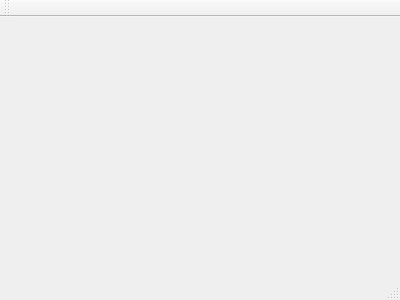
This is src/eq2/mainwindow.ui in ZulusK/orchestrix as Qt 5 draws it before an edit. The edited form follows.
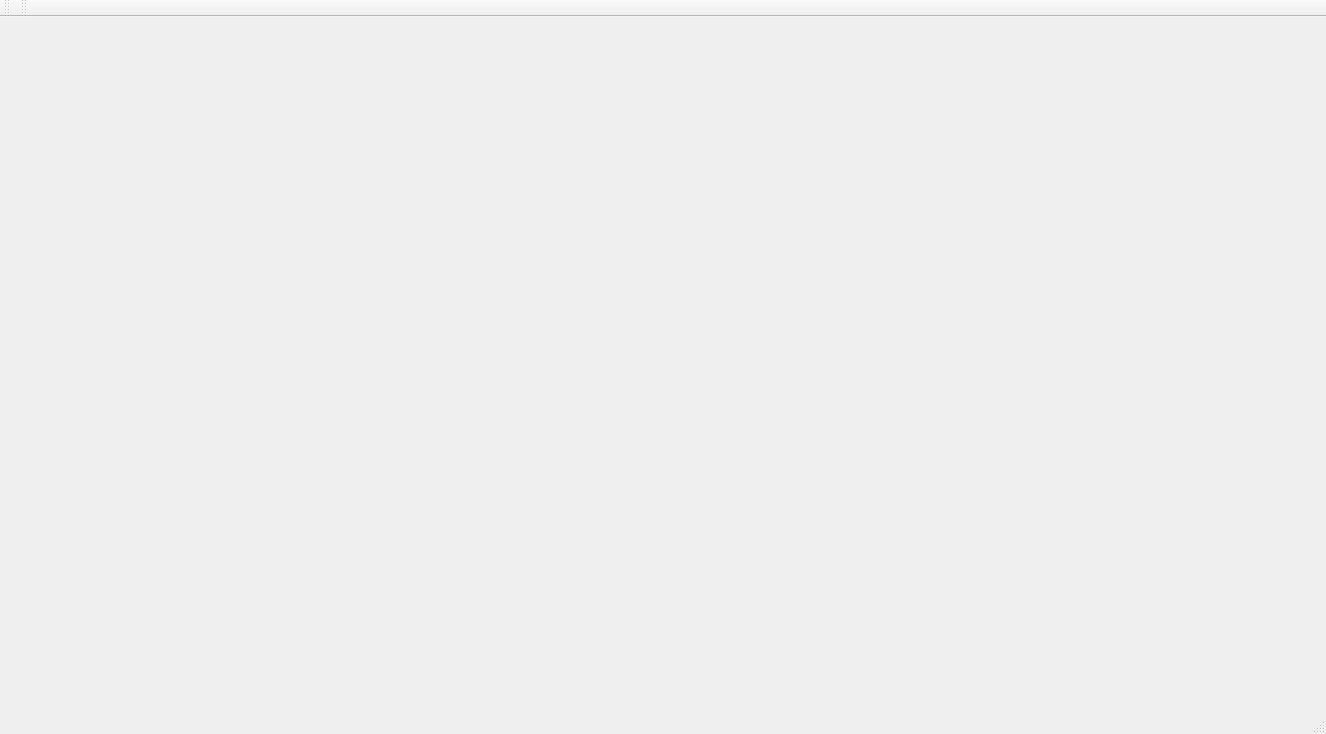
This is the edited form. Icons and pictures are not drawn.

```diff
--- a/src/eq2/mainwindow.ui
+++ b/src/eq2/mainwindow.ui
@@ -6,21 +6,29 @@
    <rect>
     <x>0</x>
     <y>0</y>
-    <width>400</width>
-    <height>300</height>
+    <width>1326</width>
+    <height>734</height>
    </rect>
   </property>
   <property name="windowTitle">
    <string>MainWindow</string>
   </property>
+  <property name="styleSheet">
+   <string notr="true">#MainWindow {
+border-image:url(&quot;:img/bg2.jpg&quot;);;
+}</string>
+  </property>
   <widget class="QWidget" name="centralWidget">
+   <property name="styleSheet">
+    <string notr="true"/>
+   </property>
    <widget class="QWidget" name="verticalLayoutWidget">
     <property name="geometry">
      <rect>
-      <x>0</x>
-      <y>-10</y>
-      <width>401</width>
-      <height>251</height>
+      <x>300</x>
+      <y>40</y>
+      <width>831</width>
+      <height>451</height>
      </rect>
     </property>
     <layout class="QVBoxLayout" name="verticalLayout"/>
@@ -45,6 +53,17 @@
    </attribute>
   </widget>
   <widget class="QStatusBar" name="statusBar"/>
+  <widget class="QToolBar" name="toolBar">
+   <property name="windowTitle">
+    <string>toolBar</string>
+   </property>
+   <attribute name="toolBarArea">
+    <enum>TopToolBarArea</enum>
+   </attribute>
+   <attribute name="toolBarBreak">
+    <bool>false</bool>
+   </attribute>
+  </widget>
  </widget>
  <layoutdefault spacing="6" margin="11"/>
  <resources/>
```
Left out of the diff: 4 changed lines with no effect on the pictures.
